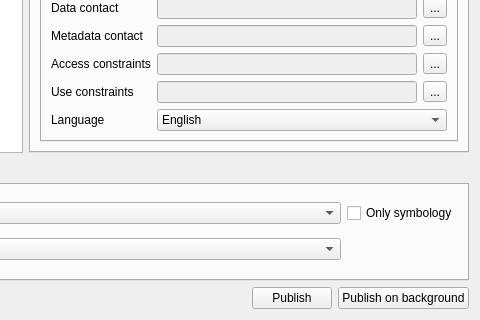
The window that geocatbridge/ui/publishwidget.ui (GeoCat/qgis-bridge-plugin) describes before a commit, drawn with Qt 5; both pictures show x 428 to 908 and y 372 to 692 of the 908 by 692 pixel window.
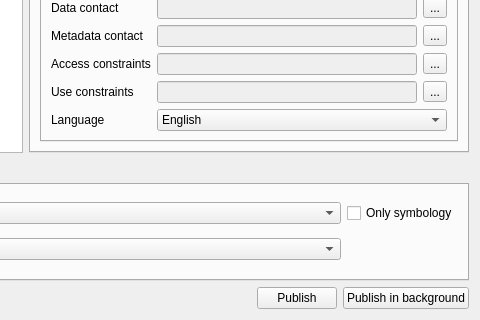
The same window after the commit. Icons and pictures are not drawn.

Commit message: fixed wording of some labels

The edit to the form file:
```diff
--- a/geocatbridge/ui/publishwidget.ui
+++ b/geocatbridge/ui/publishwidget.ui
@@ -661,7 +661,7 @@
      <item>
       <widget class="QPushButton" name="btnPublishOnBackground">
        <property name="text">
-        <string>Publish on background</string>
+        <string>Publish in background</string>
        </property>
       </widget>
      </item>
```
The commit also changes 1 other file.
